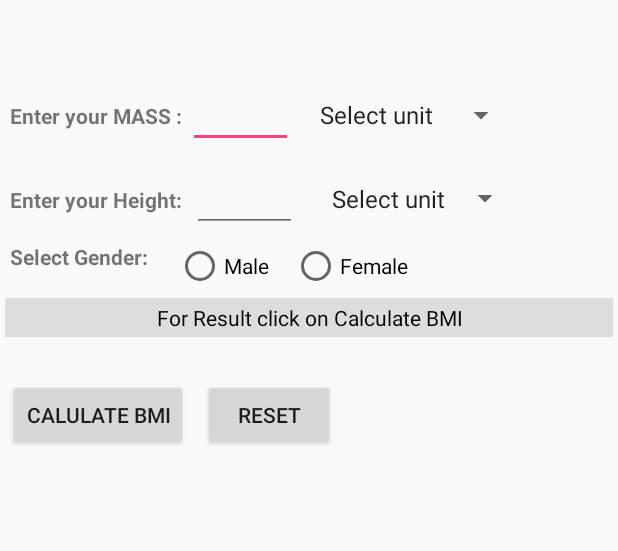
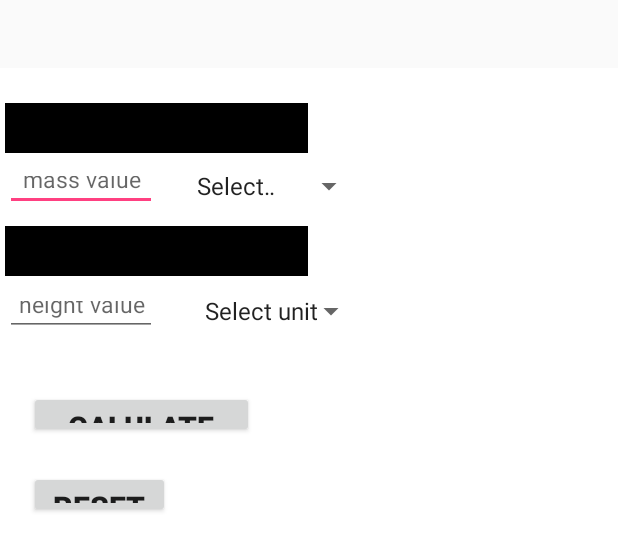
Before and after one commit to MD-ABDUL-MOMIN/MyCodeRepo, an Android app: the layout activity_main.xml on its own in the app's theme, with its tools: preview values and no code run, on a phone screen of 412 x 824 dp. Shown: the top 551 px of the screen. Run offline under Robolectric (Android 15) with nearby library versions, the phone set to English and light mode, and no system bars.

Commit message:
Bmi calculator correction

```diff
--- a/AndroidProject/BMICalculation/app/src/main/java/com/example/momin/bmicalculation/MainActivity.java
+++ b/AndroidProject/BMICalculation/app/src/main/java/com/example/momin/bmicalculation/MainActivity.java
@@ -13,6 +13,7 @@ import android.widget.Button;
 import android.widget.EditText;
 import android.widget.Spinner;
 import android.widget.TextView;
+import android.widget.Toast;
 
 import static android.view.View.*;
 
@@ -32,7 +33,7 @@ public class MainActivity extends Activity {
         btn =  findViewById(R.id.btn_sub);
         spinnerHeight = findViewById(R.id.unit_height);
         spinnerMass = findViewById(R.id.unit_mass);
-        tv = findViewById(R.id.result);
+
         heightvalue = findViewById(R.id.height_value);
 
         massvalue = findViewById(R.id.mass_value);
@@ -46,7 +47,10 @@ public class MainActivity extends Activity {
 
                 if(spinnerMass.getSelectedItemPosition()==0||spinnerHeight.getSelectedItemPosition()==0){
 
-                    tv.setText("Try again......\n select unit carefully");
+                    //Toast.setText("Try again......\n select unit carefully");
+                    Toast.makeText(getApplicationContext(),"Try again......\\n select unit carefully",Toast.LENGTH_LONG).show();
+
+
 
 
 
@@ -62,7 +66,7 @@ public class MainActivity extends Activity {
                         double tem = 0, tem1 = 1;
                         if (textM== null || textH == null) {
 
-                            tv.setText("Try again......\n unit or value error");
+                            Toast.makeText(getApplicationContext(),"Try again......\n unit or value error",Toast.LENGTH_LONG).show();
                         } else {
 
                             if (spinnerMass.getSelectedItemPosition() == 1)
@@ -92,15 +96,16 @@ public class MainActivity extends Activity {
                                 else if( BMI<35 && BMI>=30) predict="Moderately obese";
                                 else if( BMI<40 && BMI>=35) predict="Severely obese";
                                 else if( BMI>=40) predict="Very severely obese";
+                                String tex= "Observation "+predict;
 
 
-                                tv.setText("Observation:  "+predict);
+                                Toast.makeText(getApplicationContext(),tex,Toast.LENGTH_LONG).show();
 
                             }
                             else {
 
 
-                                tv.setText("Sorry try again\n please check value or unit ");
+                                Toast.makeText(getApplicationContext(),"Sorry try again\n please check value or unit ",Toast.LENGTH_LONG).show();
 
                             }
 
@@ -111,6 +116,7 @@ public class MainActivity extends Activity {
                         System.out.println(e);
 
                     }
+
 
                 }
 
@@ -126,7 +132,7 @@ public class MainActivity extends Activity {
                 massvalue.setText(null);
                 spinnerMass.setSelection(0);
                 spinnerHeight.setSelection(0);
-                tv.setText("Click on calculate BMI button");
+                Toast.makeText(getApplicationContext(),"Insert value again",Toast.LENGTH_SHORT).show();
 
 
             }
--- a/AndroidProject/BMICalculation/app/src/main/res/layout/activity_main.xml
+++ b/AndroidProject/BMICalculation/app/src/main/res/layout/activity_main.xml
@@ -8,132 +8,116 @@
         tools:context=".MainActivity"
         android:layout_marginTop="45dp"
           android:padding="3dp"
+         android:background="#FFF"
+
         >
 
         <TextView
             android:id="@+id/text1"
-            android:layout_width="wrap_content"
-            android:layout_height="wrap_content"
+            android:layout_width="202dp"
+            android:layout_height="33dp"
+
+            android:layout_alignParentLeft="true"
+            android:layout_alignParentStart="true"
             android:layout_alignParentTop="true"
-            android:layout_marginTop="@dimen/up_margin"
+            android:layout_marginTop="50dp"
+            android:layout_marginVertical="20dp"
+            android:padding="3dp"
             android:text="Enter your MASS :"
-            android:padding="3dp"
+            android:textAlignment="center"
+            android:textSize="15sp"
             android:textStyle="bold"
-            />
+            android:background="#000" />
 
     <EditText
-            android:layout_width="70dp"
-            android:layout_height="wrap_content"
-            android:layout_alignBaseline="@+id/text1"
         android:id="@+id/mass_value"
-            android:layout_toRightOf="@+id/text1"
-            />
+        android:layout_width="101dp"
+        android:layout_height="33dp"
+        android:layout_above="@+id/text2"
+
+        android:layout_alignParentLeft="true"
+        android:layout_alignParentStart="true"
+        android:layout_marginBottom="-92dp"
+        android:hint="@string/mass"
+        android:inputType="number|numberDecimal"
+        android:textAlignment="center"
+        android:textSize="15sp" />
 
     <Spinner
         android:id="@+id/unit_mass"
-            android:layout_width="wrap_content"
-            android:layout_height="wrap_content"
-          android:layout_toRightOf="@+id/mass_value"
-            android:layout_marginLeft="10dp"
-            android:layout_alignBaseline="@+id/mass_value"
-            android:entries="@array/mass_unit"
-       />
+        android:layout_width="120dp"
+        android:layout_height="33dp"
+
+        android:layout_alignParentStart="true"
+        android:layout_alignTop="@+id/mass_value"
+        android:layout_marginStart="120dp"
+        android:entries="@array/mass_unit" />
 
     <TextView
-            android:layout_width="wrap_content"
-            android:layout_height="wrap_content"
+        android:id="@+id/text2"
+        android:layout_width="202dp"
+        android:layout_height="33dp"
+
+        android:layout_alignParentTop="true"
+        android:layout_marginTop="102dp"
+        android:background="#000"
+        android:padding="3dp"
         android:text="Enter your Height: "
-            android:id="@+id/text2"
-            android:layout_marginTop="30dp"
-            android:layout_below="@id/text1"
-            android:textStyle="bold"
-           android:padding="3dp"
-            />
+        android:textAlignment="center"
+        android:textSize="15dp"
+        android:textStyle="bold" />
+
     <EditText
-            android:layout_width="70dp"
-            android:layout_height="wrap_content"
         android:id="@+id/height_value"
-            android:layout_toRightOf="@id/text2"
-            android:layout_alignBaseline="@+id/text2"
-            />
+        android:layout_width="101dp"
+        android:layout_height="33dp"
+        android:layout_alignParentLeft="true"
+        android:layout_alignParentStart="true"
+        android:layout_alignParentTop="true"
+        android:layout_marginTop="142dp"
+
+        android:hint="@string/height"
+        android:inputType="number|numberDecimal"
+        android:textAlignment="center"
+        android:textSize="15dp" />
+
     <Spinner
 
         android:id="@+id/unit_height"
-            android:layout_below="@+id/mass_value"
-            android:layout_width="wrap_content"
-            android:layout_height="wrap_content"
+        android:layout_width="121dp"
+        android:layout_height="33dp"
+
+        android:layout_alignStart="@+id/unit_mass"
+        android:layout_alignTop="@+id/height_value"
         android:entries="@array/height_unit"
-            android:layout_alignBaseline="@+id/height_value"
-            android:layout_toRightOf="@id/height_value"
-            android:layout_marginLeft="10dp"
-            android:padding="5dp"
-            />
-    <TextView
-        android:layout_width="wrap_content"
-        android:layout_height="wrap_content"
-        android:text="Select Gender: "
-        android:id="@+id/text3"
-        android:layout_below="@id/text2"
-        android:textStyle="bold"
-        android:layout_marginLeft="3dp"
-        android:layout_marginTop="@dimen/up_margin"
-        />
+        android:padding="5dp" />
 
-    <RadioGroup
-        android:layout_width="wrap_content"
-        android:layout_height="wrap_content"
-        android:layout_alignTop="@+id/text3"
-        android:orientation="horizontal"
-        android:layout_toRightOf="@+id/text3"
-        >
-
-        <RadioButton
-            android:id="@+id/male_btn"
-            android:layout_width="wrap_content"
-            android:layout_height="wrap_content"
-            android:layout_marginLeft="@dimen/up_margin"
-            android:text="Male"
-            />
-
-        <RadioButton
-            android:id="@+id/female_btn"
-            android:layout_width="wrap_content"
-            android:layout_height="wrap_content"
-            android:layout_marginLeft="@dimen/up_margin"
-            android:text="Female"
-            />
-    </RadioGroup>
-    <TextView
-        android:id="@+id/result"
-        android:layout_width="match_parent"
-        android:layout_height="wrap_content"
-        android:layout_alignParentTop="true"
-        android:layout_marginTop="150dp"
-        android:text="For Result click on Calculate BMI"
-        android:textAlignment="center"
-        android:background="#DDD"
-        android:textColor="#000"
-        android:padding="3dp"
-        />
 
     <Button
         android:id="@+id/btn_sub"
-        android:layout_width="wrap_content"
-        android:layout_height="wrap_content"
-        android:layout_alignEnd="@+id/text1"
+        android:layout_width="150dp"
+        android:layout_height="31dp"
+        android:layout_alignParentStart="true"
         android:layout_alignParentTop="true"
-        android:layout_marginTop="204dp"
-        android:text="Calulate BMI" />
+        android:layout_marginStart="16dp"
+        android:layout_marginTop="212dp"
+        android:text="Calulate BMI"
+
+        android:textAlignment="center"
+        android:textSize="20sp"
+        android:textStyle="bold" />
 
     <Button
-        android:layout_width="wrap_content"
-        android:layout_height="wrap_content"
         android:id="@+id/reset"
+        android:layout_width="94dp"
+        android:layout_height="31dp"
 
-        android:layout_alignBaseline="@+id/btn_sub"
+        android:layout_alignParentTop="true"
+        android:layout_alignStart="@+id/btn_sub"
+        android:layout_marginTop="265dp"
         android:text="Reset"
-        android:layout_marginLeft="10dp"
-        android:layout_toRightOf="@+id/btn_sub"
-        />
+        android:textAlignment="center"
+        android:textSize="20sp"
+        android:textStyle="bold" />
 
 </RelativeLayout>
--- a/AndroidProject/BMICalculation/app/src/main/res/values/strings.xml
+++ b/AndroidProject/BMICalculation/app/src/main/res/values/strings.xml
@@ -2,6 +2,8 @@
     <string name="app_name">BMICalculation</string>
     <string name="action_settings">Settings</string>
     <string name="unit_select">Select unit</string>
+    <string name="mass">mass value</string>
+    <string name="height">height value</string>
     <string-array name="mass_unit">
         <item>Select unit</item>
 
```
Lines whose indentation alone changed are shown as unchanged.
